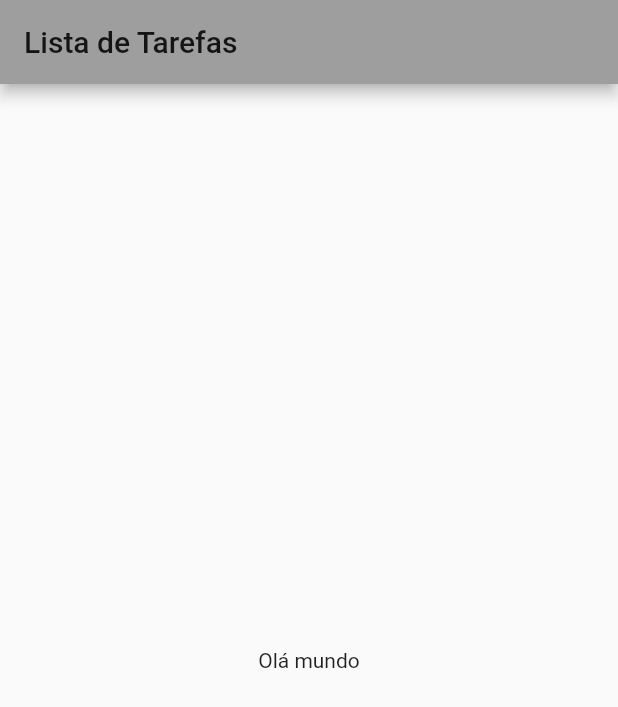
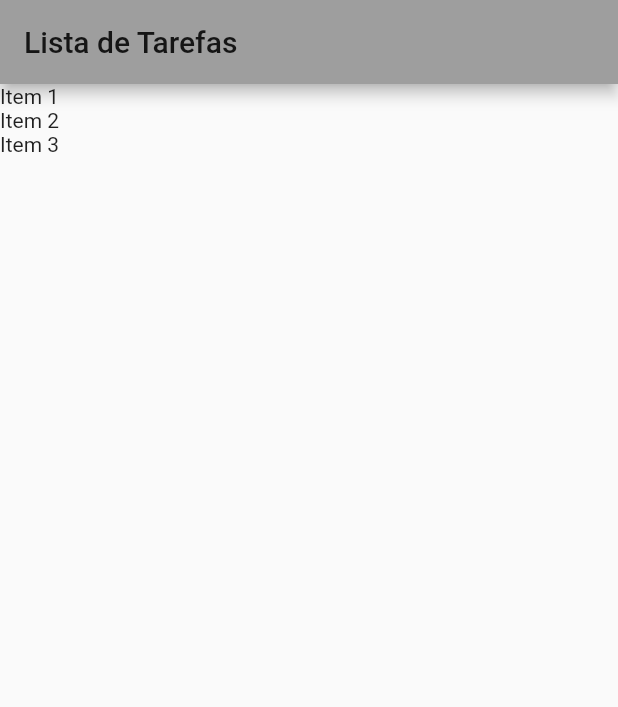
Before and after one commit to daviskooo/todo-flutter, a Flutter app: the screen it shows after launch, on a phone screen of 412 x 824 dp. Shown: the top 707 px of the screen. Run offline on Flutter 3.47's test engine with Material 2 defaults, Android fonts, the phone set to English and light mode, and no system bars.

```diff
--- a/todo/lib/main.dart
+++ b/todo/lib/main.dart
@@ -19,11 +19,6 @@ class App extends StatelessWidget {
 }
 
 class HomePage extends StatefulWidget {
-  @override
-  _HomePageState createState() => _HomePageState();
-}
-
-class _HomePageState extends State<HomePage> {
   var items = new List<Item>();
 
   HomePage() {
@@ -34,15 +29,21 @@ class _HomePageState extends State<HomePage> {
   }
 
   @override
+  _HomePageState createState() => _HomePageState();
+}
+
+class _HomePageState extends State<HomePage> {
+  @override
   Widget build(BuildContext context) {
     return Scaffold(
       appBar: AppBar(
         title: Text("Lista de Tarefas"),
       ), // Utilizando uma barra de navegação no app (visual).
-      body: Container(
-        child: Center(
-          child: Text("Olá mundo"),
-        ),
+      body: ListView.builder(
+        itemCount: widget.items.length,
+        itemBuilder: (BuildContext context, int index) {
+          return Text(widget.items[index].title);
+        },
       ),
     );
   }
```
